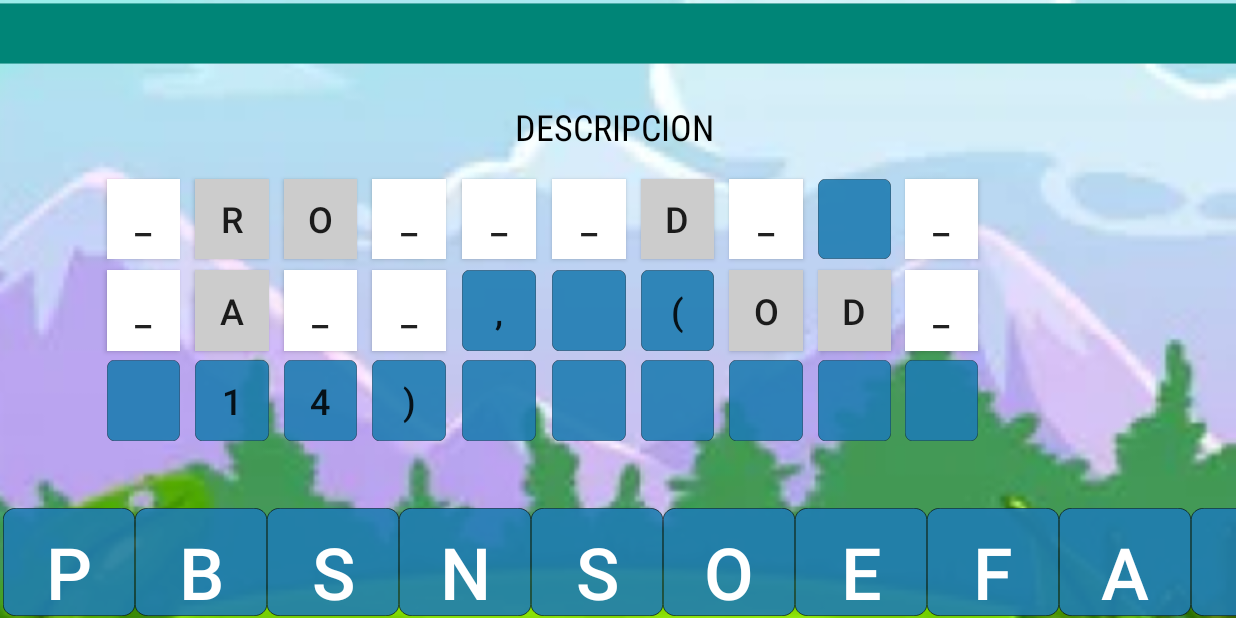
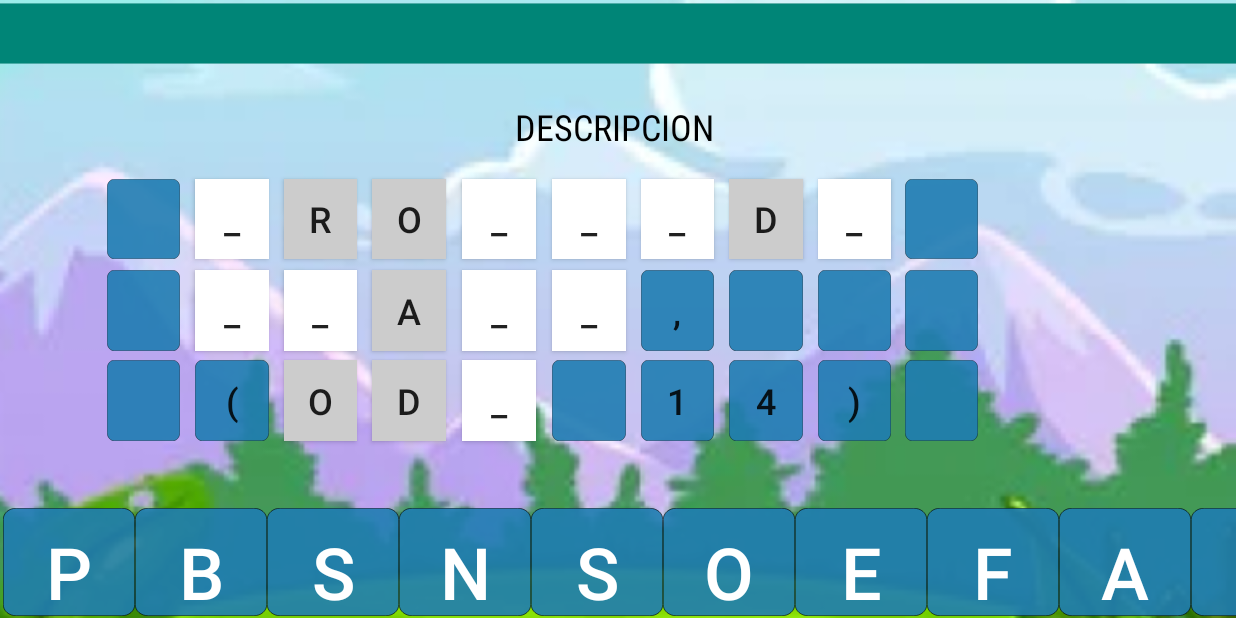
Before and after one commit to Enfadaditto/SlumdogSustainable, an Android app: the IUretoFrase screen opened directly, with no data from a screen before it, after a tap on "Haz click aqui para comenzar", on a phone screen of 824 x 412 dp (held sideways). Run offline under Robolectric (Android 15) with nearby library versions, the phone set to English and light mode, and no system bars.

Commit message:
hecho DescubrirFrase

```diff
--- a/app/src/main/AndroidManifest.xml
+++ b/app/src/main/AndroidManifest.xml
@@ -47,6 +47,7 @@
 
         <activity
             android:name="Presentacion_layer.IUEstadisticas"
+            android:screenOrientation="portrait"
             android:exported="true" />
         <activity
             android:name=".MainActivity"
--- a/app/src/main/java/Presentacion_layer/IUretoFrase.java
+++ b/app/src/main/java/Presentacion_layer/IUretoFrase.java
@@ -67,6 +67,7 @@ public class IUretoFrase extends AppCompatActivity {
                 ComenzarReto();
                 letrasLayout.setVisibility(View.VISIBLE);
                 descripcionFrase.setText("DESCRIPCION");
+                descripcionFrase.setOnClickListener(null);
             }
         });
     }
@@ -123,17 +124,36 @@ public class IUretoFrase extends AppCompatActivity {
     }
 
     private void ponerFrasePorPantalla() {
-        int index = 0;
+        int indice = 0;
         String[] palabras = String.valueOf(fraseProblema).split(" ");
+        String[] palabrasSolucion = String.valueOf(frase.getFrase()).split(" ");;
 
-        for (int i = 0; i < fraseProblema.length; i++) {
-            Button boton = (Button) panelDescubrirFrase.getChildAt(i);
-            DFButton botonSolucion = new DFButton(boton, frase.getFrase().toCharArray()[index]);
-            boton.setText(fraseProblema[i] + "");
-            if ((fraseProblema[i] + "").matches("[A-Z]*") ||
-                    (fraseProblema[i] + "").matches("[a-z]*"))
+        for (int i = 0; i < palabras.length; i++) {
+            if (i == -1) return;
+            System.out.println(palabras[i] + " :: " + palabrasSolucion[i]);
+            indice = escribirPalabra(palabras[i].toCharArray(), palabrasSolucion[i].toCharArray(), indice);
+            indice++;
+        }
+
+    }
+
+    private int escribirPalabra(char[] palabraActual, char[] palabraActualSolucion, int indice) {
+        System.out.println("indice inicio frase: "+ indice);
+        System.out.println("indice: " + indice);
+        if ((indice % 10 + palabraActual.length) > 10 ) {
+            if (indice < 10) return escribirPalabra(palabraActual, palabraActualSolucion,10);
+            else if (indice < 20) return escribirPalabra(palabraActual, palabraActualSolucion,20);
+            else return -1;
+        }
+
+        for (int i = 0; i < palabraActual.length; i++) {
+            Button boton = (Button) panelDescubrirFrase.getChildAt(indice + i);
+            DFButton botonSolucion = new DFButton(boton, palabraActualSolucion[i]);
+            boton.setText(palabraActual[i] + "");
+            if ((palabraActual[i] + "").matches("[A-Z]*") ||
+                    (palabraActual[i] + "").matches("[a-z]*"))
                 boton.setBackgroundColor(Color.LTGRAY);
-            else if (fraseProblema[i] == '_') {
+            else if (palabraActual[i] == '_') {
                 boton.setBackgroundColor(Color.WHITE);
                 boton.setOnClickListener(new View.OnClickListener() {
                     @Override
@@ -150,28 +170,7 @@ public class IUretoFrase extends AppCompatActivity {
                 boton.setBackground(getDrawable(R.drawable.botones_teclado));
                 boton.setClickable(false);
             }
-            index++;
         }
-
-    }
-
-    public void GuideAlert() {
-        AlertDialog.Builder alert = new AlertDialog.Builder(this);
-        alert.setTitle("PULSE FUERA DEL RECUADRO PARA EMPEZAR")
-                .setCancelable(true);
-
-        alert.setOnCancelListener(new DialogInterface.OnCancelListener() {
-            @Override
-            public void onCancel(DialogInterface dialog) {
-                for (int i = 0; i < panelDescubrirFrase.getChildCount(); i++) {
-                    ((Button) panelDescubrirFrase.getChildAt(i)).setText("");
-                    ((Button) panelDescubrirFrase.getChildAt(i)).setBackground(getDrawable(R.drawable.botones_teclado));
-
-                    ponerFrasePorPantalla();
-                }
-            }
-        });
-        AlertDialog dialog = alert.create();
-        dialog.show();
+        return indice += palabraActual.length;
     }
 }
--- a/app/src/main/res/layout/reto_frase.xml
+++ b/app/src/main/res/layout/reto_frase.xml
@@ -50,21 +50,6 @@
         app:layout_constraintStart_toStartOf="parent"
         app:layout_constraintTop_toTopOf="parent"
         app:layout_constraintVertical_bias="0.346">
-
-        <Button
-            android:id="@+id/button"
-            android:layout_width="49dp"
-            android:layout_height="54dp"
-            android:layout_alignParentStart="true"
-            android:layout_alignParentTop="true"
-            android:layout_alignParentEnd="true"
-            android:layout_alignParentBottom="true"
-            android:layout_marginStart="71dp"
-            android:layout_marginTop="93dp"
-            android:layout_marginEnd="609dp"
-            android:layout_marginBottom="189dp"
-            android:background="@drawable/boton_panel_vacio"
-            android:textSize="24sp" />
 
         <Button
             android:id="@+id/button2"
@@ -206,7 +191,7 @@
             android:textSize="24sp" />
 
         <Button
-            android:id="@+id/buttonx"
+            android:id="@+id/button"
             android:layout_width="49dp"
             android:layout_height="54dp"
             android:layout_alignParentStart="true"
@@ -214,9 +199,9 @@
             android:layout_alignParentEnd="true"
             android:layout_alignParentBottom="true"
             android:layout_marginStart="71dp"
-            android:layout_marginTop="154dp"
+            android:layout_marginTop="93dp"
             android:layout_marginEnd="609dp"
-            android:layout_marginBottom="128dp"
+            android:layout_marginBottom="189dp"
             android:background="@drawable/boton_panel_vacio"
             android:textSize="24sp" />
 
@@ -360,7 +345,7 @@
             android:textSize="24sp" />
 
         <Button
-            android:id="@+id/buttony"
+            android:id="@+id/buttonx"
             android:layout_width="49dp"
             android:layout_height="54dp"
             android:layout_alignParentStart="true"
@@ -368,9 +353,9 @@
             android:layout_alignParentEnd="true"
             android:layout_alignParentBottom="true"
             android:layout_marginStart="71dp"
-            android:layout_marginTop="214dp"
+            android:layout_marginTop="154dp"
             android:layout_marginEnd="609dp"
-            android:layout_marginBottom="68dp"
+            android:layout_marginBottom="128dp"
             android:background="@drawable/boton_panel_vacio"
             android:textSize="24sp" />
 
@@ -514,6 +499,21 @@
             android:background="@drawable/boton_panel_vacio"
             android:textSize="24sp" />
 
+        <Button
+            android:id="@+id/buttony"
+            android:layout_width="49dp"
+            android:layout_height="54dp"
+            android:layout_alignParentStart="true"
+            android:layout_alignParentTop="true"
+            android:layout_alignParentEnd="true"
+            android:layout_alignParentBottom="true"
+            android:layout_marginStart="71dp"
+            android:layout_marginTop="214dp"
+            android:layout_marginEnd="609dp"
+            android:layout_marginBottom="68dp"
+            android:background="@drawable/boton_panel_vacio"
+            android:textSize="24sp" />
+
     </RelativeLayout>
 
     <TextView
```
